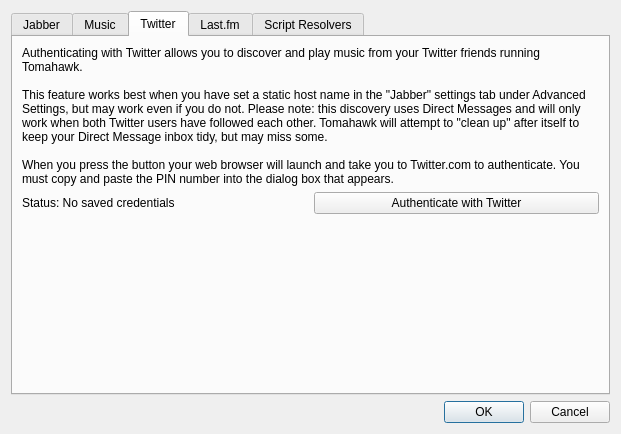
tomahawk-player/tomahawk, file src/settingsdialog.ui: the form before one commit.
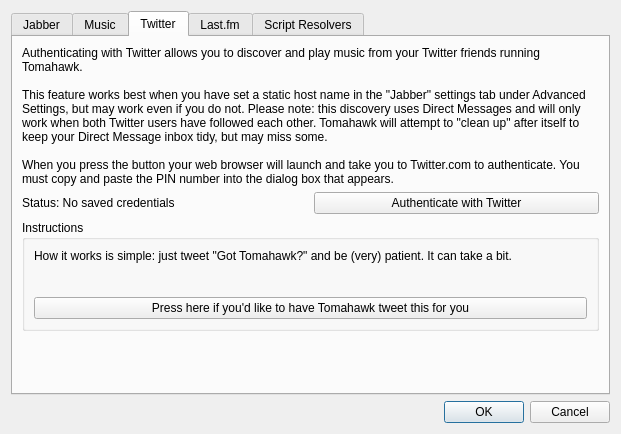
The form after the commit. The open tabs and pages were chosen to show the change. Icons and pictures are not drawn.

Commit message: Tomahawk can now send a Got Tomahawk? tweet for you (also PoC of the authentication verification and status posting bits)

Patch:
```diff
--- a/src/settingsdialog.ui
+++ b/src/settingsdialog.ui
@@ -462,6 +462,35 @@
          </item>
         </layout>
        </item>
+       <item>
+        <widget class="QGroupBox" name="twitterInstructionsBox">
+         <property name="title">
+          <string>Instructions</string>
+         </property>
+         <layout class="QVBoxLayout" name="verticalLayout_12">
+          <item>
+           <layout class="QVBoxLayout" name="twitterInstructionsVLayout">
+            <item>
+             <widget class="QLabel" name="twitterInstructionsInfoLabel">
+              <property name="text">
+               <string>How it works is simple: just tweet &quot;Got Tomahawk?&quot; and be (very) patient. It can take a bit.
+
+</string>
+              </property>
+             </widget>
+            </item>
+            <item>
+             <widget class="QPushButton" name="twitterTweetGotTomahawkButton">
+              <property name="text">
+               <string>Press here if you'd like to have Tomahawk tweet this for you</string>
+              </property>
+             </widget>
+            </item>
+           </layout>
+          </item>
+         </layout>
+        </widget>
+       </item>
        <item>
         <spacer name="twitterVertSpacer">
          <property name="orientation">
```
Left out of the diff: 18 changed lines with no effect on the pictures. The commit also changes 4 other files.
